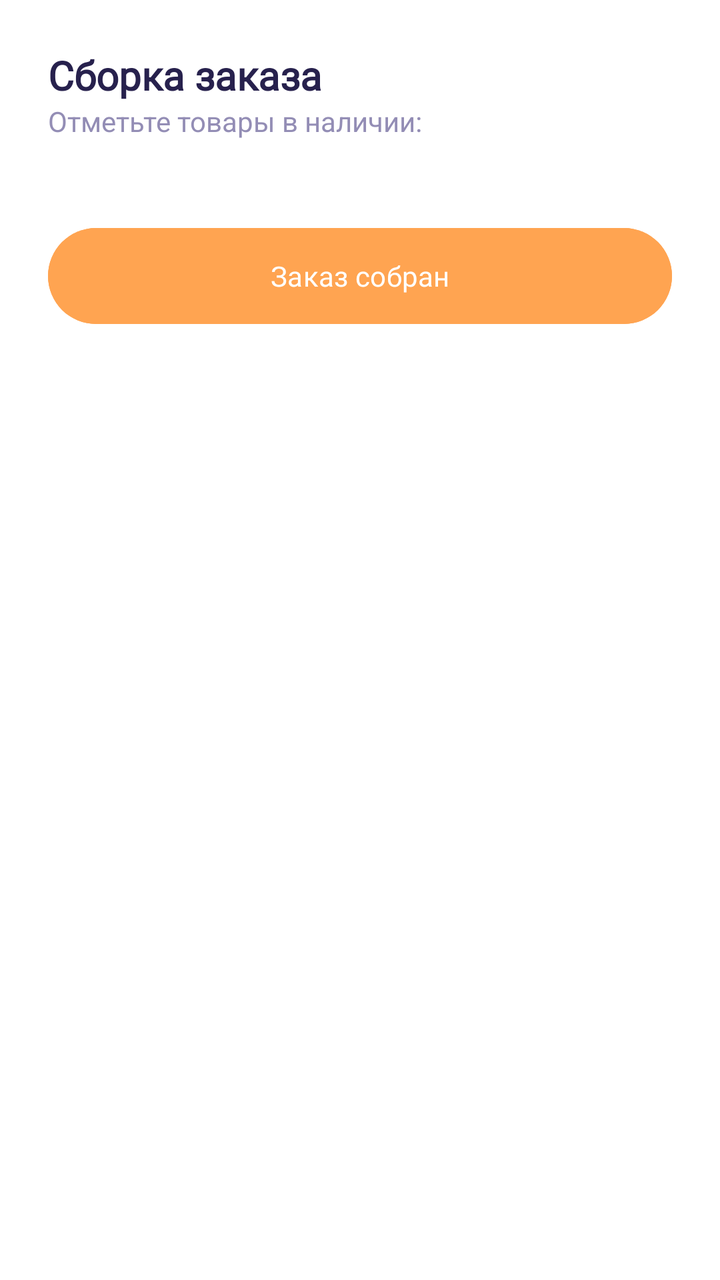
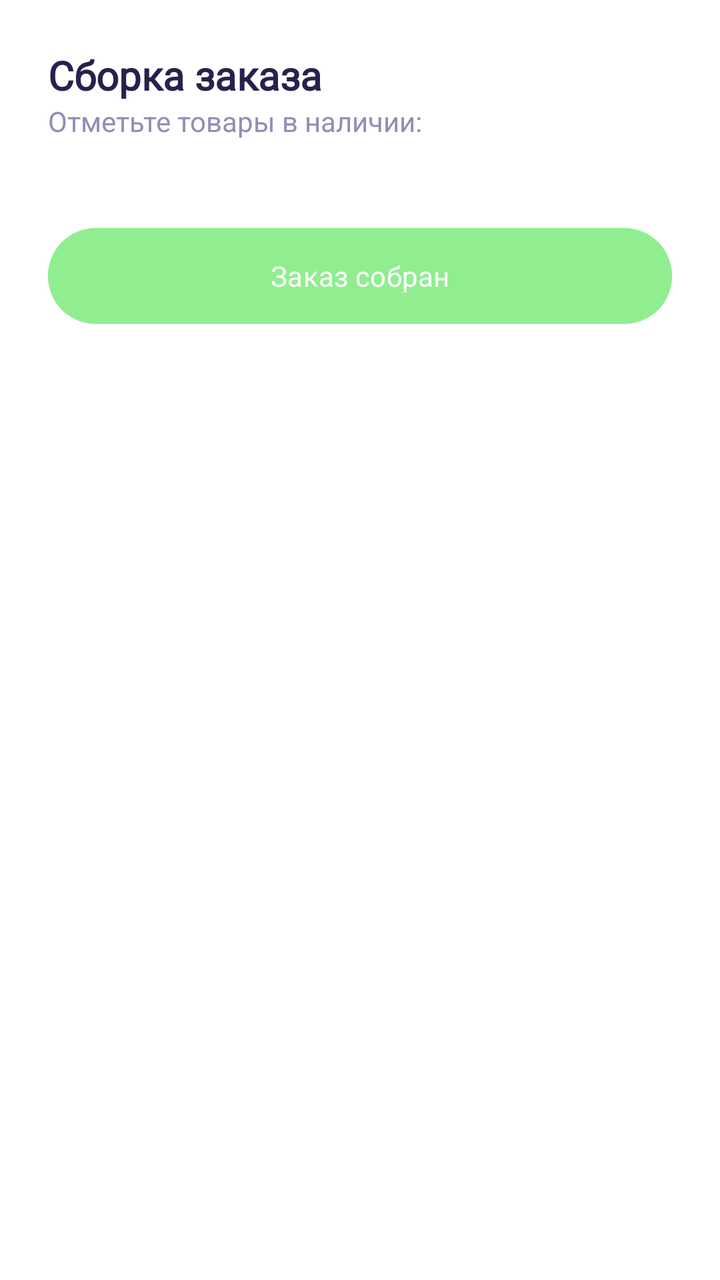

Before-and-after screenshots of an Android layout around one commit, followed by the original layout XML and the change that was made.
<!-- AndroidManifest.xml: application theme Theme.Products24 -->
<!-- res/layout/bottom_sheet_assembly.xml -->
<?xml version="1.0" encoding="utf-8"?>
<LinearLayout xmlns:android="http://schemas.android.com/apk/res/android"
    android:layout_width="match_parent"
    android:layout_height="wrap_content"
    android:orientation="vertical"
    android:padding="24dp"
    android:background="@color/white">

    <TextView
        android:layout_width="wrap_content"
        android:layout_height="wrap_content"
        android:text="Сборка заказа"
        android:textColor="#27214D"
        android:textSize="20sp"
        android:textStyle="bold"
        android:fontFamily="@font/nun_med" />

    <TextView
        android:layout_width="wrap_content"
        android:layout_height="wrap_content"
        android:text="Отметьте товары в наличии:"
        android:textColor="#938DB5"
        android:textSize="14sp"
        android:layout_marginBottom="16dp"/>

    <LinearLayout
        android:id="@+id/assemblyItemsContainer"
        android:layout_width="match_parent"
        android:layout_height="wrap_content"
        android:orientation="vertical" />

    <Button
        android:id="@+id/btnOrderAssembled"
        android:layout_width="match_parent"
        android:layout_height="56dp"
        android:layout_marginTop="24dp"
        android:backgroundTint="#FFA451"
        android:text="Заказ собран"
        android:enabled="false"
        android:textAllCaps="false"
        android:textColor="@color/white"
        android:fontFamily="@font/nun_med" />
</LinearLayout>
<!-- resources referenced by this layout -->
<resources>
  <color name="white">#FFFFFFFF</color>
  <style name="Theme.Products24" parent="Base.Theme.Products24" />
  <style name="Base.Theme.Products24" parent="Theme.Material3.DayNight.NoActionBar">
          
          
      </style>
</resources>

<!-- the commit's change to res/layout/bottom_sheet_assembly.xml (unified diff, before → after) -->
@@ -34,7 +34,7 @@
         android:layout_width="match_parent"
         android:layout_height="56dp"
         android:layout_marginTop="24dp"
-        android:backgroundTint="#FFA451"
+        android:backgroundTint="#90ee90"
         android:text="Заказ собран"
         android:enabled="false"
         android:textAllCaps="false"
